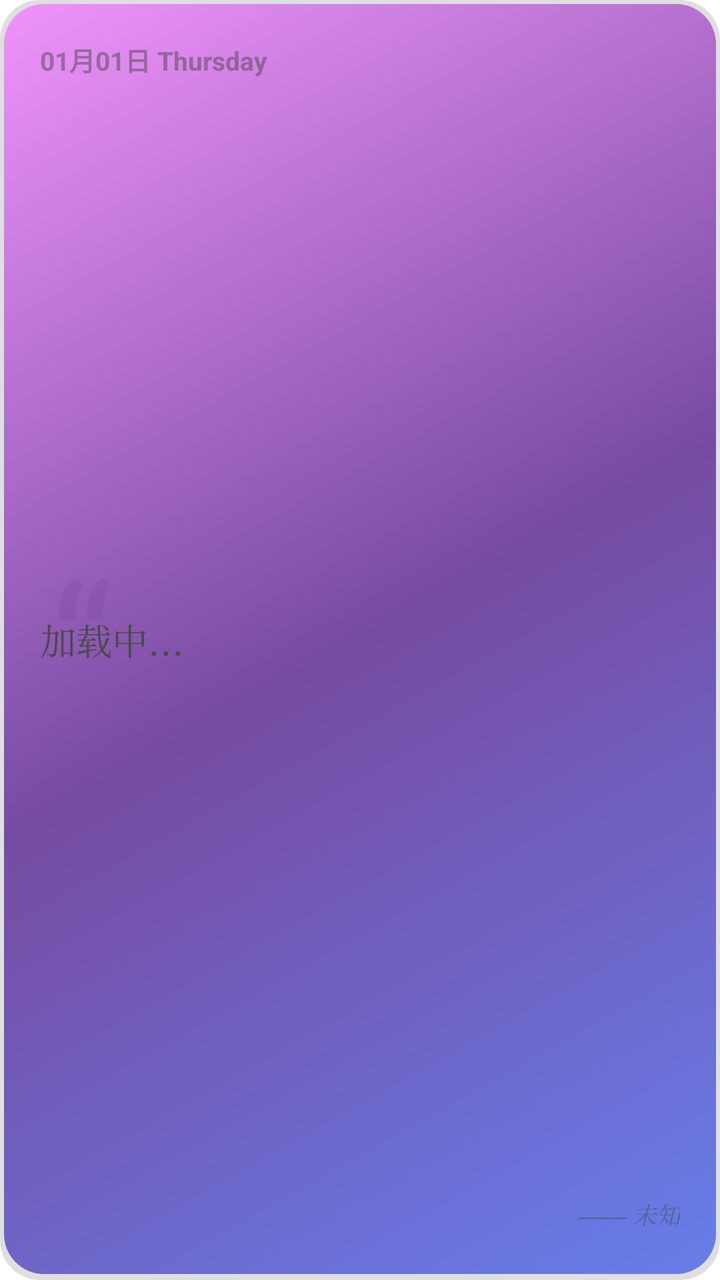
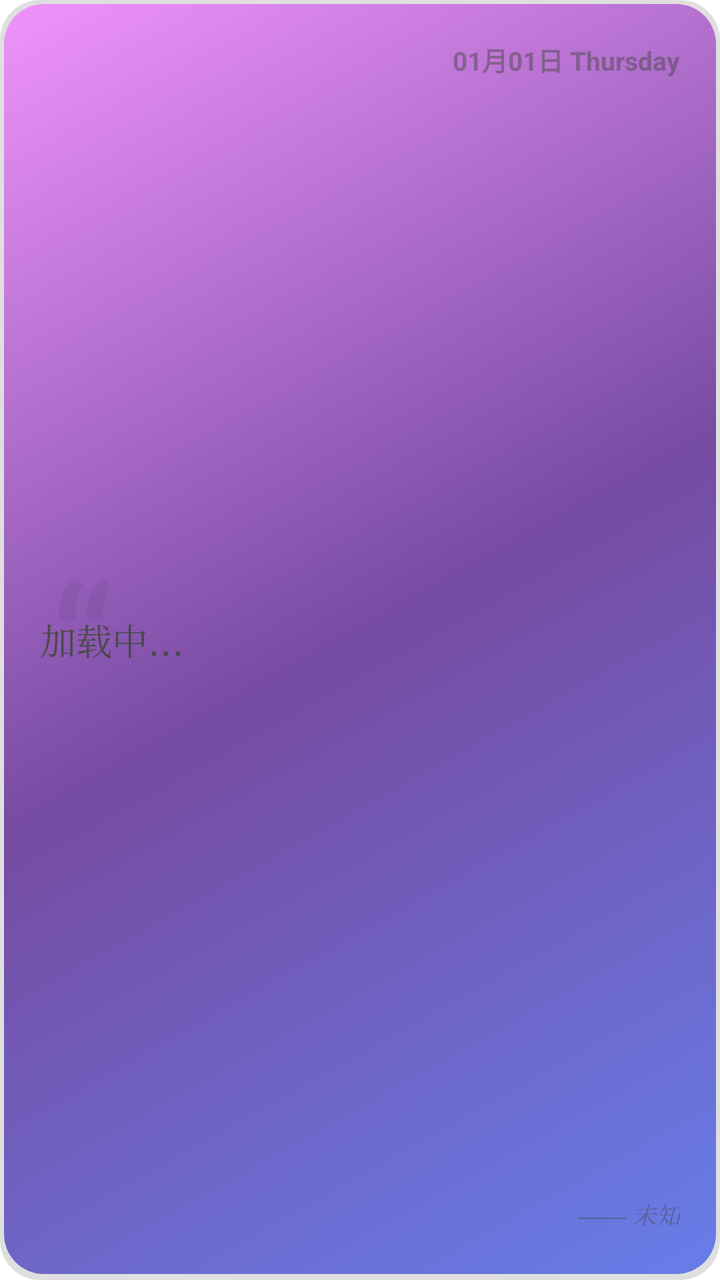

Compare the two renders of this Android layout. The source of the first and the diff that turns it into the second are given below.
<!-- AndroidManifest.xml: fallback theme Theme.MaterialComponents.DayNight.NoActionBar -->
<!-- res/layout/widget_layout.xml -->
<?xml version="1.0" encoding="utf-8"?>
<RelativeLayout xmlns:android="http://schemas.android.com/apk/res/android"
    android:layout_width="match_parent"
    android:layout_height="match_parent"
    android:background="@drawable/widget_background"
    android:padding="20dp">

    
    <TextClock
        android:id="@+id/tc_date_weekday"
        android:layout_width="wrap_content"
        android:layout_height="wrap_content"
        android:layout_alignParentTop="true"
        android:layout_alignParentStart="true"
        android:format12Hour="MM月dd日 EEEE"
        android:format24Hour="MM月dd日 EEEE"
        android:textColor="#804A4A4A"
        android:textSize="13sp"
        android:textStyle="bold" />

    
    <TextView
        android:layout_width="wrap_content"
        android:layout_height="wrap_content"
        android:text="“"
        android:textSize="90sp"
        android:textColor="#0D000000"
        android:layout_alignTop="@id/tv_hitokoto"
        android:layout_alignParentStart="true"
        android:layout_marginTop="-45dp"
        android:layout_marginStart="5dp" />

    
    <TextView
        android:id="@+id/tv_hitokoto"
        android:layout_width="match_parent"
        android:layout_height="wrap_content"
        android:layout_centerInParent="true"
        android:text="加载中..."
        android:textSize="18sp"
        android:textColor="#4A4A4A"
        android:lineSpacingExtra="6dp"
        android:gravity="center_vertical"
        android:maxLines="3"
        android:ellipsize="end"
        android:fontFamily="serif" />


    
    <TextView
        android:id="@+id/tv_author"
        android:layout_width="wrap_content"
        android:layout_height="wrap_content"
        android:layout_alignParentBottom="true"
        android:layout_alignParentEnd="true"
        android:layout_marginBottom="4dp"
        android:text="—— 未知"
        android:textSize="12sp"
        android:textColor="#804A4A4A"
        android:fontFamily="serif"
        android:textStyle="italic" />

</RelativeLayout>
<!-- resources referenced by this layout -->
<resources>
  <!-- drawable widget_background (drawable) -->
  <?xml version="1.0" encoding="utf-8"?>
  <layer-list xmlns:android="http://schemas.android.com/apk/res/android">
  
      
      <item>
          <shape android:shape="rectangle">
              <solid android:color="#20000000" />
              <corners android:radius="20dp" />
          </shape>
      </item>
  
      
      <item
          android:bottom="3dp"
          android:left="2dp"
          android:right="2dp"
          android:top="2dp">
          <shape android:shape="rectangle">
              
              <gradient
                  android:angle="135"
                  android:startColor="#667eea"
                  android:centerColor="#764ba2"
                  android:endColor="#f093fb"
                  android:type="linear" />
  
              <corners android:radius="20dp" />
          </shape>
      </item>
  
  </layer-list>
</resources>

<!-- the commit's change to res/layout/widget_layout.xml (unified diff, before → after) -->
@@ -11,7 +11,7 @@
         android:layout_width="wrap_content"
         android:layout_height="wrap_content"
         android:layout_alignParentTop="true"
-        android:layout_alignParentStart="true"
+        android:layout_alignParentEnd="true"
         android:format12Hour="MM月dd日 EEEE"
         android:format24Hour="MM月dd日 EEEE"
         android:textColor="#804A4A4A"
